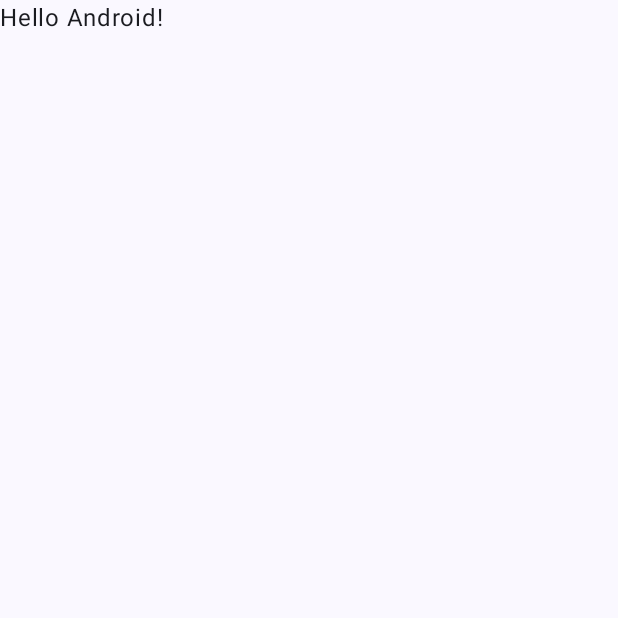
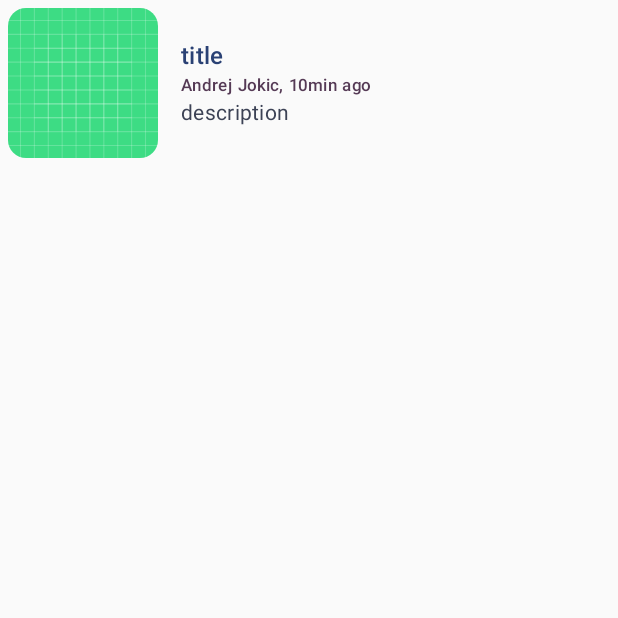
Before and after one commit to nikolakrstic99/Majstor, an Android app built with Jetpack Compose: the screen it shows after launch (MainActivity), on a phone screen of 412 x 824 dp, the top half of it. Before the commit the part shown is almost empty. Run offline under Robolectric (Android 15) with nearby library versions, the phone set to English and light mode, and no system bars; pictures from the network do not load.

Commit message:
add blog ui

```diff
--- a/AndroidApp/app/build.gradle.kts
+++ b/AndroidApp/app/build.gradle.kts
@@ -66,4 +66,7 @@ dependencies {
     androidTestImplementation(libs.androidx.ui.test.junit4)
     debugImplementation(libs.androidx.ui.tooling)
     debugImplementation(libs.androidx.ui.test.manifest)
+
+    // Load images from URL
+    implementation("io.coil-kt:coil-compose:2.6.0")
 }
--- a/AndroidApp/app/src/main/AndroidManifest.xml
+++ b/AndroidApp/app/src/main/AndroidManifest.xml
@@ -1,6 +1,9 @@
 <?xml version="1.0" encoding="utf-8"?>
 <manifest xmlns:android="http://schemas.android.com/apk/res/android"
     xmlns:tools="http://schemas.android.com/tools">
+
+    <uses-permission android:name="android.permission.INTERNET" />
+    <uses-permission android:name="android.permission.ACCESS_NETWORK_STATE" />
 
     <application
         android:allowBackup="true"
--- a/AndroidApp/app/src/main/java/com/master/app/MainActivity.kt
+++ b/AndroidApp/app/src/main/java/com/master/app/MainActivity.kt
@@ -4,13 +4,8 @@ import android.os.Bundle
 import androidx.activity.ComponentActivity
 import androidx.activity.compose.setContent
 import androidx.activity.enableEdgeToEdge
-import androidx.compose.foundation.layout.fillMaxSize
-import androidx.compose.foundation.layout.padding
-import androidx.compose.material3.Scaffold
-import androidx.compose.material3.Text
-import androidx.compose.runtime.Composable
-import androidx.compose.ui.Modifier
-import androidx.compose.ui.tooling.preview.Preview
+import com.master.app.data.model.BlogInfo
+import com.master.app.ui.compose.blog.BlogPreview
 import com.master.app.ui.theme.AndroidAppTheme
 
 class MainActivity : ComponentActivity() {
@@ -19,29 +14,8 @@ class MainActivity : ComponentActivity() {
         enableEdgeToEdge()
         setContent {
             AndroidAppTheme {
-                Scaffold(modifier = Modifier.fillMaxSize()) { innerPadding ->
-                    Greeting(
-                        name = "Android",
-                        modifier = Modifier.padding(innerPadding)
-                    )
-                }
+                BlogPreview(blog = BlogInfo(1, "title", "description", "picture", "10min ago", "Andrej Jokic"))
             }
         }
     }
 }
-
-@Composable
-fun Greeting(name: String, modifier: Modifier = Modifier) {
-    Text(
-        text = "Hello $name!",
-        modifier = modifier
-    )
-}
-
-@Preview(showBackground = true)
-@Composable
-fun GreetingPreview() {
-    AndroidAppTheme {
-        Greeting("Android")
-    }
-}
--- /dev/null
+++ b/AndroidApp/app/src/main/java/com/master/app/data/model/Blog.kt
@@ -0,0 +1,16 @@
+package com.master.app.data.model
+
+data class BlogInfo(
+    val id: Int,
+    val title: String,
+    val description: String,
+    val picture: String,
+    val publishTime: String,
+    val author: String
+)
+
+data class Blog(
+    val preview: BlogInfo,
+    val text: String,
+    val pictures: List<String>,
+)
--- /dev/null
+++ b/AndroidApp/app/src/main/java/com/master/app/ui/compose/blog/BlogPreview.kt
@@ -0,0 +1,91 @@
+package com.master.app.ui.compose.blog
+
+import androidx.compose.foundation.Image
+import androidx.compose.foundation.layout.Arrangement
+import androidx.compose.foundation.layout.Column
+import androidx.compose.foundation.layout.Row
+import androidx.compose.foundation.layout.fillMaxWidth
+import androidx.compose.foundation.layout.padding
+import androidx.compose.foundation.layout.size
+import androidx.compose.material3.MaterialTheme
+import androidx.compose.material3.Text
+import androidx.compose.runtime.Composable
+import androidx.compose.ui.Alignment
+import androidx.compose.ui.Modifier
+import androidx.compose.ui.draw.clip
+import androidx.compose.ui.res.painterResource
+import androidx.compose.ui.tooling.preview.Preview
+import androidx.compose.ui.unit.dp
+import coil.compose.AsyncImage
+import com.master.app.R
+import com.master.app.data.model.BlogInfo
+import com.master.app.ui.theme.AndroidAppTheme
+
+const val exampleImage = "https://cdn.freecodecamp.org/curriculum/cat-photo-app/relaxing-cat.jpg"
+
+@Composable
+fun BlogPreview(
+    blog: BlogInfo,
+    modifier: Modifier = Modifier
+) {
+    Row (
+        verticalAlignment = Alignment.CenterVertically,
+        horizontalArrangement = Arrangement.Start,
+    ){
+//        AsyncImage(
+//            model = exampleImage,
+//            contentDescription = "Blog preview picture",
+//            modifier = Modifier
+//                .padding(10.dp)
+//                .size(100.dp)
+//                .clip(MaterialTheme.shapes.medium)
+//        )
+        // For testing
+        Image(
+            painter = painterResource(id = R.drawable.ic_launcher_background),
+            contentDescription = "Preview image",
+            modifier = Modifier
+                .padding(5.dp)
+                .size(100.dp)
+                .clip(MaterialTheme.shapes.medium)
+        )
+        Column(
+            horizontalAlignment = Alignment.Start,
+            verticalArrangement = Arrangement.Bottom,
+            modifier = Modifier.padding(10.dp)
+        ) {
+            Text(
+                text = blog.title,
+                color = MaterialTheme.colorScheme.primary,
+                style = MaterialTheme.typography.titleMedium
+            )
+            Text(
+                text = "${blog.author}, ${blog.publishTime}",
+                color = MaterialTheme.colorScheme.tertiary,
+                style = MaterialTheme.typography.labelSmall
+            )
+            Text(
+                text = blog.description,
+                color = MaterialTheme.colorScheme.secondary,
+                style = MaterialTheme.typography.bodyMedium
+            )
+        }
+    }
+}
+
+@Preview(showBackground = true)
+@Composable
+fun BlogInfoPreview() {
+    AndroidAppTheme {
+        BlogPreview(
+            BlogInfo(
+                1,
+                "A Breakdown of the Full English Breakfast",
+                "Welcome to Weekend Brunch! Skip the lines and make brunch at home. The coffee’s truly bottomless and the best part is PJs all the way! This week: a guide to the gloriousness that is known as A Full English Breakfast.",
+                "picture",
+                "01.04.2024",
+                "Andrej Jokic"
+            )
+        )
+    }
+}
```
Also changed, not shown: AndroidApp/app/src/main/java/com/master/app/ui/compose/blog/BlogList.kt (added, +61 -0 lines), AndroidApp/app/src/main/res/pictures/example_image.jpg (added).
